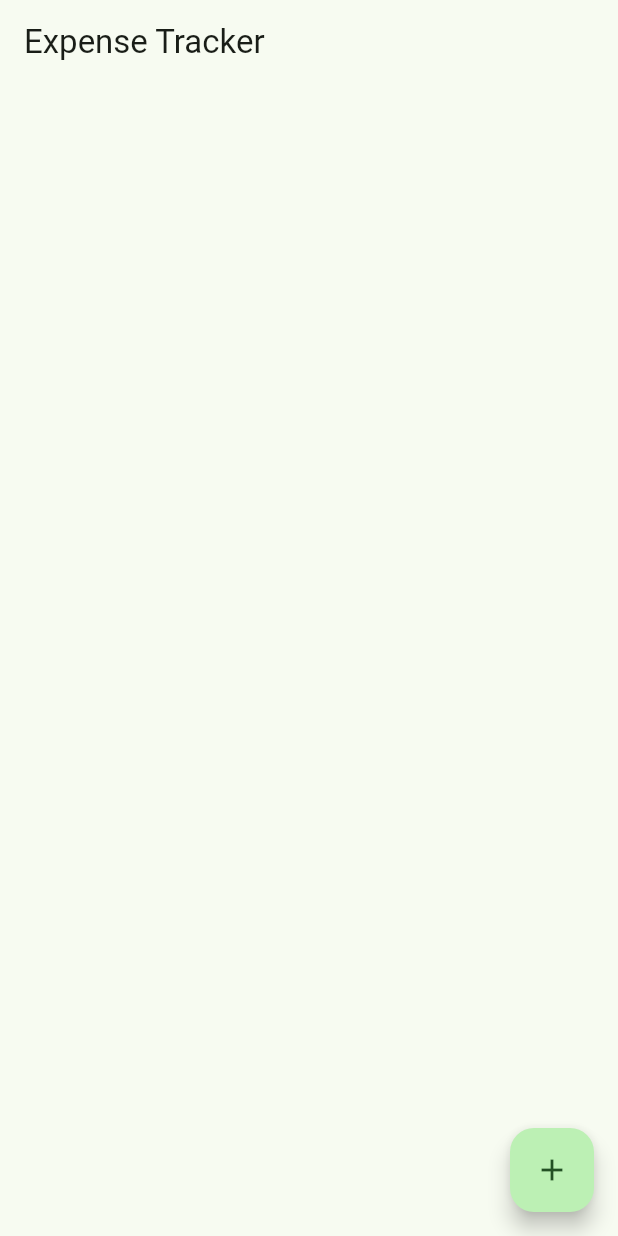
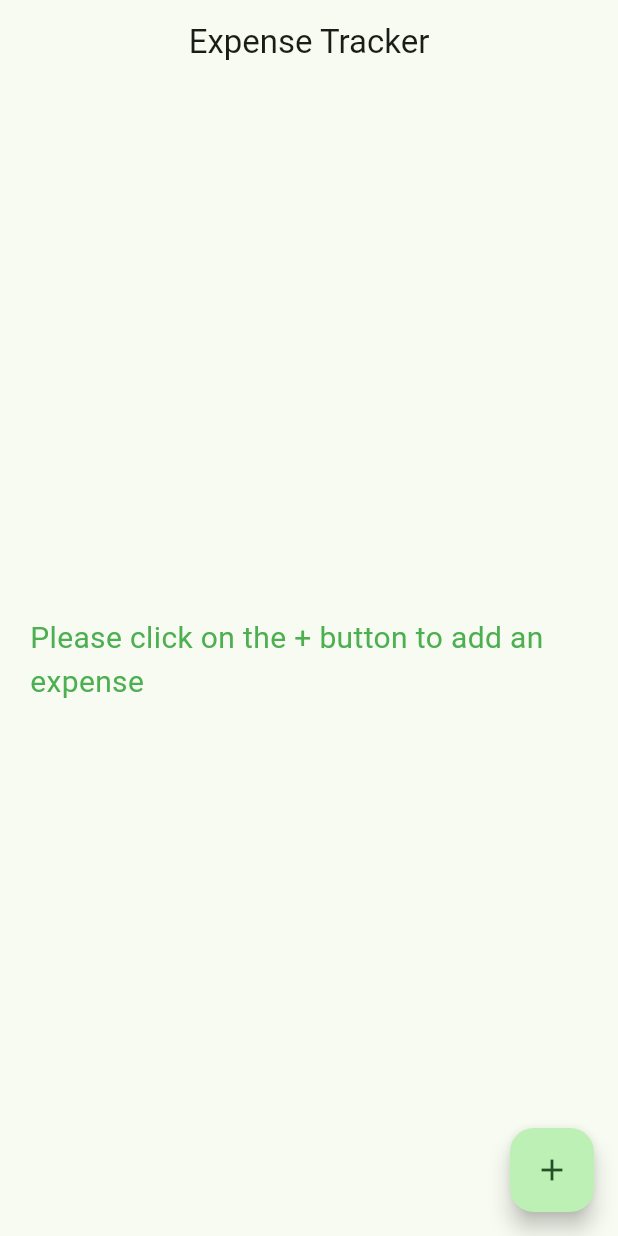
Before and after one commit to OlaleyeJumoke/expense_app, a Flutter app: the screen it shows after launch, on a phone screen of 412 x 824 dp. Run offline on Flutter 3.47's test engine with Material 2 defaults, Android fonts, the phone set to English and light mode, and no system bars; our stand-ins replace currency_text_input_formatter, fl_chart, flutter_hooks, flutter_slidable, hive; accounts and stored records are empty.

Commit message:
amount formating and piechart added

```diff
--- a/lib/main.dart
+++ b/lib/main.dart
@@ -3,6 +3,7 @@ import 'package:expense_tracker_app/utils/app_routes.dart';
 import 'package:expense_tracker_app/view_model/expense_view_model.dart';
 import 'package:expense_tracker_app/views/homepage.dart';
 import 'package:flutter/material.dart';
+import 'package:flutter/services.dart';
 import 'package:hive/hive.dart';
 import 'package:path_provider/path_provider.dart' as pp;
 import 'package:provider/provider.dart';
@@ -29,6 +30,10 @@ class _MyAppState extends State<MyApp> {
   // This widget is the root of your application.
   @override
   Widget build(BuildContext context) {
+    SystemChrome.setPreferredOrientations([
+      DeviceOrientation.portraitUp,
+      DeviceOrientation.portraitDown,
+    ]);
     return MultiProvider(
       providers: [
         ChangeNotifierProvider<ExpenseViewModel>(
@@ -36,6 +41,7 @@ class _MyAppState extends State<MyApp> {
       ],
       child: MaterialApp(
         title: 'Flutter Demo',
+        debugShowCheckedModeBanner: false,
         theme: ThemeData(
           colorScheme: ColorScheme.fromSeed(seedColor: Colors.green),
           useMaterial3: true,
--- a/lib/utils/app_routes.dart
+++ b/lib/utils/app_routes.dart
@@ -2,6 +2,6 @@ import 'package:expense_tracker_app/views/add_expense.dart';
 import 'package:expense_tracker_app/views/homepage.dart';
 
 var appRoutes = {
-  AddExpenseView.id: (context) => AddExpenseView(),
-  HomePageView.id: (context) => HomePageView(),
+  AddExpenseView.id: (context) => const AddExpenseView(),
+  HomePageView.id: (context) => const HomePageView(),
 };
--- a/lib/view_model/expense_view_model.dart
+++ b/lib/view_model/expense_view_model.dart
@@ -1,3 +1,6 @@
+import 'dart:io';
+
+import 'package:currency_text_input_formatter/currency_text_input_formatter.dart';
 import 'package:expense_tracker_app/data/hive_storage_repository.dart';
 import 'package:expense_tracker_app/model/expense_model.dart';
 import 'package:flutter/foundation.dart';
@@ -7,6 +10,12 @@ class ExpenseViewModel with ChangeNotifier {
   ExpenseViewModel() {
     getExpense();
   }
+   CurrencyTextInputFormatter amountFormatter = CurrencyTextInputFormatter(
+    symbol: "₦",
+    name: "NGN",
+    locale: Platform.localeName,
+    decimalDigits: 2,
+  );
   List<ExpenseModel> _expenses = [];
 
   List<ExpenseModel> get expenses => _expenses;
--- a/lib/views/homepage.dart
+++ b/lib/views/homepage.dart
@@ -1,7 +1,7 @@
-import 'package:expense_tracker_app/data/hive_storage_repository.dart';
 import 'package:expense_tracker_app/model/expense_model.dart';
 import 'package:expense_tracker_app/view_model/expense_view_model.dart';
 import 'package:expense_tracker_app/views/add_expense.dart';
+import 'package:expense_tracker_app/views/custom_views.dart/pie_chart.dart';
 import 'package:flutter/material.dart';
 import 'package:flutter_slidable/flutter_slidable.dart';
 import 'package:provider/provider.dart';
@@ -28,9 +28,26 @@ class _HomePageViewState extends State<HomePageView> {
         tooltip: 'Add Expense',
         child: const Icon(Icons.add),
       ),
-      appBar: AppBar(title: const Text("Expense Tracker")),
+      appBar: AppBar(
+        title: const Text("Expense Tracker"),
+        centerTitle: true,
+      ),
       body: Container(
         margin: const EdgeInsets.symmetric(horizontal: 20, vertical: 16),
+        child: viewModel.expenses.isEmpty
+            ? const Center(
+                child: Text(
+                  "Please click on the + button to add an expense",
+                  style: TextStyle(fontSize: 20, color: Colors.green),
+                ),
+              )
+            : Column(
+                children: [
+                  const PieChartSample2(),
+                  const SizedBox(
+                    height: 12.0,
+                  ),
+                  Expanded(
                     child: ListView.builder(
                         itemCount: viewModel.expenses.length,
                         itemBuilder: (context, index) {
@@ -40,8 +57,8 @@ class _HomePageViewState extends State<HomePageView> {
                               motion: const ScrollMotion(),
                               children: [
                                 SlidableAction(
-                      backgroundColor:
-                          ColorScheme.fromSwatch(primarySwatch: Colors.green)
+                                  backgroundColor: ColorScheme.fromSwatch(
+                                          primarySwatch: Colors.green)
                                       .background,
                                   foregroundColor: Colors.white,
                                   icon: Icons.edit,
@@ -50,7 +67,11 @@ class _HomePageViewState extends State<HomePageView> {
                                     Navigator.push(
                                         context,
                                         MaterialPageRoute(
-                                builder: (context) =>  AddExpenseView(index: index, isEdit: true,)));
+                                            builder: (context) =>
+                                                AddExpenseView(
+                                                  index: index,
+                                                  isEdit: true,
+                                                )));
                                   },
                                 ),
                                 SlidableAction(
@@ -60,7 +81,8 @@ class _HomePageViewState extends State<HomePageView> {
                                       builder: (context) {
                                         return Dialog(
                                           shape: RoundedRectangleBorder(
-                                  borderRadius: BorderRadius.circular(10)),
+                                              borderRadius:
+                                                  BorderRadius.circular(10)),
                                           child: Container(
                                             padding: const EdgeInsets.symmetric(
                                                 horizontal: 16, vertical: 20),
@@ -73,22 +95,22 @@ class _HomePageViewState extends State<HomePageView> {
                                               ),
                                               Row(
                                                 mainAxisAlignment:
-                                        MainAxisAlignment.spaceBetween,
+                                                    MainAxisAlignment
+                                                        .spaceBetween,
                                                 children: [
                                                   InkWell(
                                                     onTap: () {
                                                       Navigator.pop(context);
                                                     },
                                                     child: Container(
-                                          padding: const EdgeInsets.symmetric(
-                                              horizontal: 20, vertical: 10),
+                                                      padding: const EdgeInsets
+                                                              .symmetric(
+                                                          horizontal: 20,
+                                                          vertical: 10),
                                                       decoration: BoxDecoration(
                                                         borderRadius:
-                                                BorderRadius.circular(5),
-                                            // color: CustomColors
-                                            //     .buttonColorType1
-                                            //     .withOpacity(
-                                            //         0.1)
+                                                            BorderRadius
+                                                                .circular(5),
                                                       ),
                                                       child: const Text(
                                                         "Cancel",
@@ -98,16 +120,18 @@ class _HomePageViewState extends State<HomePageView> {
                                                   InkWell(
                                                     onTap: () {
                                                       Navigator.pop(context);
-                                          viewModel.deleteExpense = index;
+                                                      viewModel.deleteExpense =
+                                                          index;
                                                     },
                                                     child: Container(
-                                          padding: const EdgeInsets.symmetric(
-                                              horizontal: 20, vertical: 10),
+                                                      padding: const EdgeInsets
+                                                              .symmetric(
+                                                          horizontal: 20,
+                                                          vertical: 10),
                                                       decoration: BoxDecoration(
                                                         borderRadius:
-                                                BorderRadius.circular(5),
-                                            // color: CustomColors
-                                            //     .buttonColorType1
+                                                            BorderRadius
+                                                                .circular(5),
                                                       ),
                                                       child: const Text(
                                                         "Delete",
@@ -130,32 +154,43 @@ class _HomePageViewState extends State<HomePageView> {
                               ],
                             ),
                             child: Container(
-                  padding:
-                      const EdgeInsets.symmetric(horizontal: 12, vertical: 8),
+                              padding: const EdgeInsets.symmetric(
+                                  horizontal: 12, vertical: 8),
                               margin: const EdgeInsets.symmetric(vertical: 4),
                               decoration: BoxDecoration(
-                      color: ColorScheme.fromSwatch(primarySwatch: Colors.green)
+                                  color: ColorScheme.fromSwatch(
+                                          primarySwatch: Colors.green)
                                       .background
                                       .withOpacity(0.3),
                                   borderRadius: BorderRadius.circular(6.0)),
                               child: Row(children: [
                                 Column(
-                        crossAxisAlignment: CrossAxisAlignment.start,
+                                    crossAxisAlignment:
+                                        CrossAxisAlignment.start,
                                     children: [
-                          Text(viewModel.expenses[index].expenseDescription),
-                          Text(viewModel.expenses[index].expenseCategory),
+                                      Text(viewModel
+                                          .expenses[index].expenseDescription,  style: const TextStyle(fontSize: 15, color: Colors.black, fontWeight: FontWeight.w500),),
+                                      Text(viewModel
+                                          .expenses[index].expenseCategory),
                                       Text(viewModel.expenses[index].expenseDate
                                           .toString()
                                           .split(" ")
-                              .first),
+                                          .first, ),
                                     ]),
                                 const Spacer(),
-                    Text(viewModel.expenses[index].amount.toString())
+                                Text(viewModel.amountFormatter.format(
+                                    double.parse(viewModel
+                                            .expenses[index].amount
+                                            .toString())
+                                        .toStringAsFixed(2)), style: const TextStyle(fontSize: 15, color: Colors.black, fontWeight: FontWeight.w700))
                               ]),
                             ),
                           );
                         }),
                   ),
+                ],
+              ),
+      ),
     );
   }
 }
--- a/pubspec.yaml
+++ b/pubspec.yaml
@@ -28,7 +28,9 @@ environment:
 # the latest version available on pub.dev. To see which dependencies have newer
 # versions available, run `flutter pub outdated`.
 dependencies:
+  collection: ^1.17.1
   cupertino_icons: ^1.0.2
+  currency_text_input_formatter: ^2.1.10
   fl_chart: ^0.63.0
   flutter:
     sdk: flutter
```
Also changed, not shown: lib/views/custom_views.dart/pie_chart.dart (added, +186 -0 lines), pubspec.lock. Lines whose indentation alone changed are shown as unchanged.
